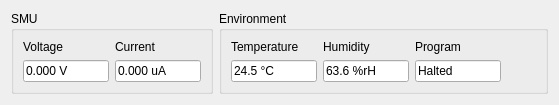
First picture: the form in comet_longterm/statuswidget.ui, repository hephy-dd/comet-longterm, before the edit.
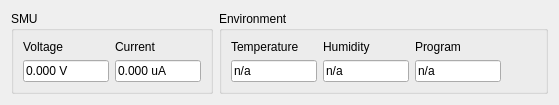
Second picture: the form after the edit.

```diff
--- a/comet_longterm/statuswidget.ui
+++ b/comet_longterm/statuswidget.ui
@@ -149,7 +149,7 @@
          </size>
         </property>
         <property name="text">
-         <string>63.6 %rH</string>
+         <string>n/a</string>
         </property>
         <property name="readOnly">
          <bool>true</bool>
@@ -184,7 +184,7 @@
          </size>
         </property>
         <property name="text">
-         <string>24.5 °C</string>
+         <string>n/a</string>
         </property>
         <property name="readOnly">
          <bool>true</bool>
@@ -239,7 +239,7 @@
          </size>
         </property>
         <property name="text">
-         <string>Halted</string>
+         <string>n/a</string>
         </property>
         <property name="readOnly">
          <bool>true</bool>
```
